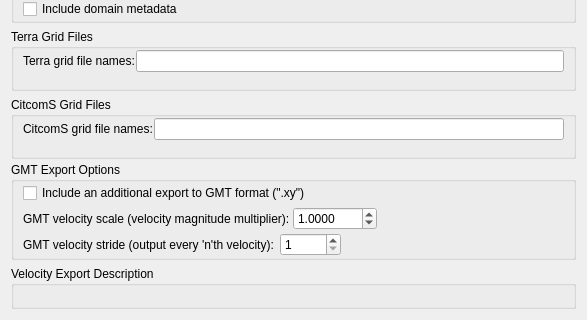
Old version of the form src/qt-widgets/ExportVelocityOptionsWidgetUi.ui in the repository GPlates/GPlates; both pictures show x 0 to 587 and y 342 to 662 of the 587 by 662 pixel window.
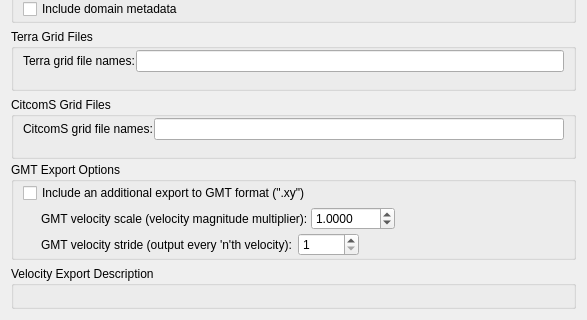
New version of the form.

Commit message: (trunk) Export GUI options for forcing polygon orientation during resolved topology (general) export.

```diff
--- a/src/qt-widgets/ExportVelocityOptionsWidgetUi.ui
+++ b/src/qt-widgets/ExportVelocityOptionsWidgetUi.ui
@@ -376,6 +376,9 @@
             </property>
             <item>
              <layout class="QHBoxLayout" name="horizontalLayout_5">
+              <property name="leftMargin">
+               <number>18</number>
+              </property>
               <item>
                <widget class="QLabel" name="citcoms_gmt_velocity_scale_label">
                 <property name="text">
@@ -422,6 +425,9 @@
               <property name="spacing">
                <number>6</number>
               </property>
+              <property name="leftMargin">
+               <number>18</number>
+              </property>
               <item>
                <widget class="QLabel" name="citcoms_gmt_velocity_stride_label">
                 <property name="text">
```
The commit also changes 7 other files.
